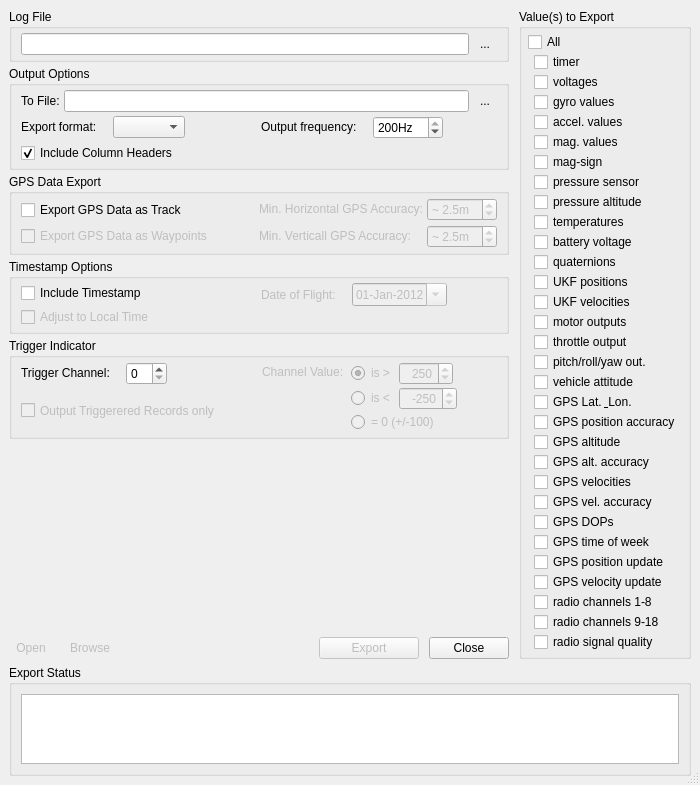
Before: the Qt Designer form src/ui/aq_LogExporter.ui in mpaperno/qgroundcontrol_aq, drawn with Qt 5.
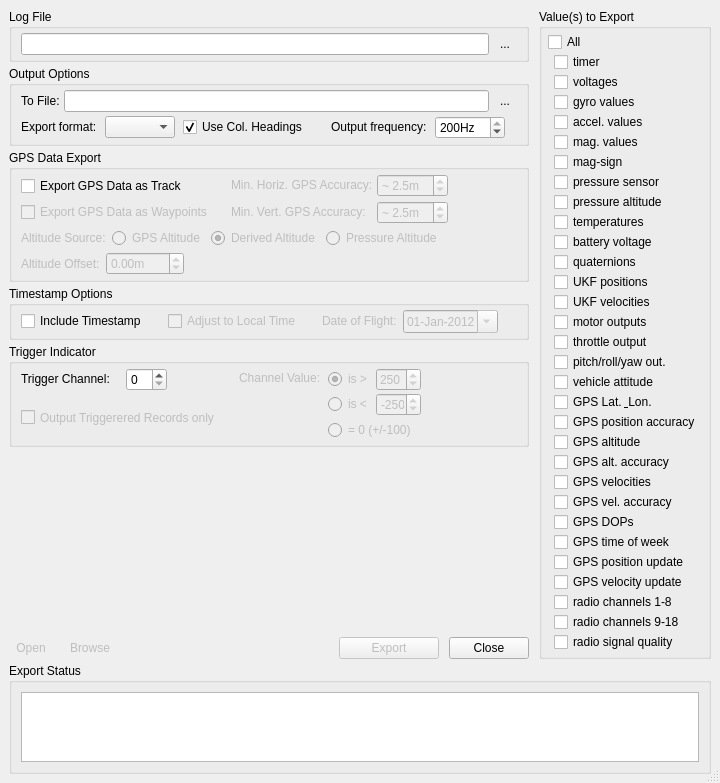
After: the same form once the commit is applied. Icons and pictures are not drawn.

Commit message: Add altitude source (-A) and offset (-O) options to logDump CLI and GUI;

```diff
--- a/src/ui/aq_LogExporter.ui
+++ b/src/ui/aq_LogExporter.ui
@@ -10,7 +10,7 @@
    <rect>
     <x>0</x>
     <y>0</y>
-    <width>700</width>
+    <width>699</width>
     <height>765</height>
    </rect>
   </property>
@@ -30,9 +30,6 @@
    <bool>false</bool>
   </property>
   <layout class="QVBoxLayout" name="verticalLayout_2">
-   <property name="spacing">
-    <number>6</number>
-   </property>
    <item>
     <layout class="QGridLayout" name="gridLayout_6">
      <property name="horizontalSpacing">
@@ -556,12 +553,6 @@
          <verstretch>0</verstretch>
         </sizepolicy>
        </property>
-       <property name="minimumSize">
-        <size>
-         <width>0</width>
-         <height>100</height>
-        </size>
-       </property>
        <property name="toolTip">
         <string>Use the &quot;What's this&quot; tool to get more information (typically this is the ? near this window's close button)</string>
        </property>
@@ -574,85 +565,20 @@
        <property name="alignment">
         <set>Qt::AlignLeading|Qt::AlignLeft|Qt::AlignTop</set>
        </property>
-       <layout class="QGridLayout" name="gridLayout_3" columnstretch="1,1">
-        <property name="leftMargin">
-         <number>9</number>
-        </property>
+       <layout class="QGridLayout" name="gridLayout_3" columnstretch="1,0,0">
         <property name="topMargin">
          <number>4</number>
         </property>
         <property name="bottomMargin">
          <number>4</number>
         </property>
-        <item row="0" column="0" colspan="2">
-         <layout class="QHBoxLayout" name="horizontalLayout_oo_2">
-          <item>
-           <widget class="QLabel" name="label_outFile">
-            <property name="sizePolicy">
-             <sizepolicy hsizetype="Minimum" vsizetype="Fixed">
-              <horstretch>0</horstretch>
-              <verstretch>0</verstretch>
-             </sizepolicy>
-            </property>
-            <property name="text">
-             <string>To File:</string>
-            </property>
-            <property name="margin">
-             <number>0</number>
-            </property>
-            <property name="buddy">
-             <cstring>lineEdit_outputFile</cstring>
-            </property>
-           </widget>
-          </item>
-          <item>
-           <widget class="QLineEdit" name="lineEdit_outputFile">
-            <property name="sizePolicy">
-             <sizepolicy hsizetype="Expanding" vsizetype="Fixed">
-              <horstretch>0</horstretch>
-              <verstretch>0</verstretch>
-             </sizepolicy>
-            </property>
-            <property name="minimumSize">
-             <size>
-              <width>0</width>
-              <height>0</height>
-             </size>
-            </property>
-            <property name="toolTip">
-             <string>Path and file for export output</string>
-            </property>
-            <property name="maxLength">
-             <number>2048</number>
-            </property>
-            <property name="alignment">
-             <set>Qt::AlignRight|Qt::AlignTrailing|Qt::AlignVCenter</set>
-            </property>
-           </widget>
-          </item>
-          <item>
-           <widget class="QToolButton" name="toolButton_selectOutputFile">
-            <property name="toolTip">
-             <string>Select output file</string>
-            </property>
-            <property name="text">
-             <string>...</string>
-            </property>
-            <property name="icon">
-             <iconset resource="../../qgroundcontrol.qrc">
-              <normaloff>:/files/images/actions/folder-horizontal-open.png</normaloff>:/files/images/actions/folder-horizontal-open.png</iconset>
-            </property>
-            <property name="autoRaise">
-             <bool>true</bool>
-            </property>
-           </widget>
-          </item>
-         </layout>
-        </item>
+        <property name="horizontalSpacing">
+         <number>12</number>
+        </property>
         <item row="1" column="0">
-         <layout class="QHBoxLayout" name="horizontalLayout_oo" stretch="0,1,0">
+         <layout class="QHBoxLayout" name="horizontalLayout_oo" stretch="0,1,0,0,0,0,0">
           <property name="spacing">
-           <number>16</number>
+           <number>8</number>
           </property>
           <item>
            <widget class="QLabel" name="label_exportFormat">
@@ -696,25 +622,34 @@
            </widget>
           </item>
           <item>
-           <spacer name="horizontalSpacer_oo">
+           <widget class="QCheckBox" name="checkBox_colHeaders">
+            <property name="toolTip">
+             <string>If selected, the first row of the export will list the exported values. Only valid for txt, csv, and tab export formats.</string>
+            </property>
+            <property name="text">
+             <string>Use Col. Headings</string>
+            </property>
+            <property name="checked">
+             <bool>true</bool>
+            </property>
+           </widget>
+          </item>
+          <item>
+           <spacer name="horizontalSpacer_5">
             <property name="orientation">
              <enum>Qt::Horizontal</enum>
             </property>
+            <property name="sizeType">
+             <enum>QSizePolicy::Fixed</enum>
+            </property>
             <property name="sizeHint" stdset="0">
              <size>
-              <width>40</width>
+              <width>15</width>
               <height>20</height>
              </size>
             </property>
            </spacer>
           </item>
-         </layout>
-        </item>
-        <item row="1" column="1">
-         <layout class="QHBoxLayout" name="horizontalLayout_oo_3">
-          <property name="spacing">
-           <number>16</number>
-          </property>
           <item>
            <widget class="QLabel" name="label_outputFreq">
             <property name="sizePolicy">
@@ -766,6 +701,91 @@
            </widget>
           </item>
           <item>
+           <spacer name="horizontalSpacer_3">
+            <property name="orientation">
+             <enum>Qt::Horizontal</enum>
+            </property>
+            <property name="sizeHint" stdset="0">
+             <size>
+              <width>40</width>
+              <height>20</height>
+             </size>
+            </property>
+           </spacer>
+          </item>
+         </layout>
+        </item>
+        <item row="0" column="0" colspan="3">
+         <layout class="QHBoxLayout" name="horizontalLayout_oo_2">
+          <item>
+           <widget class="QLabel" name="label_outFile">
+            <property name="sizePolicy">
+             <sizepolicy hsizetype="Minimum" vsizetype="Fixed">
+              <horstretch>0</horstretch>
+              <verstretch>0</verstretch>
+             </sizepolicy>
+            </property>
+            <property name="text">
+             <string>To File:</string>
+            </property>
+            <property name="margin">
+             <number>0</number>
+            </property>
+            <property name="buddy">
+             <cstring>lineEdit_outputFile</cstring>
+            </property>
+           </widget>
+          </item>
+          <item>
+           <widget class="QLineEdit" name="lineEdit_outputFile">
+            <property name="sizePolicy">
+             <sizepolicy hsizetype="Expanding" vsizetype="Fixed">
+              <horstretch>0</horstretch>
+              <verstretch>0</verstretch>
+             </sizepolicy>
+            </property>
+            <property name="minimumSize">
+             <size>
+              <width>0</width>
+              <height>0</height>
+             </size>
+            </property>
+            <property name="toolTip">
+             <string>Path and file for export output</string>
+            </property>
+            <property name="maxLength">
+             <number>2048</number>
+            </property>
+            <property name="alignment">
+             <set>Qt::AlignRight|Qt::AlignTrailing|Qt::AlignVCenter</set>
+            </property>
+           </widget>
+          </item>
+          <item>
+           <widget class="QToolButton" name="toolButton_selectOutputFile">
+            <property name="toolTip">
+             <string>Select output file</string>
+            </property>
+            <property name="text">
+             <string>...</string>
+            </property>
+            <property name="icon">
+             <iconset resource="../../qgroundcontrol.qrc">
+              <normaloff>:/files/images/actions/folder-horizontal-open.png</normaloff>:/files/images/actions/folder-horizontal-open.png</iconset>
+            </property>
+            <property name="autoRaise">
+             <bool>true</bool>
+            </property>
+           </widget>
+          </item>
+         </layout>
+        </item>
+        <item row="1" column="1" colspan="2">
+         <layout class="QHBoxLayout" name="horizontalLayout_oo_3">
+          <property name="spacing">
+           <number>16</number>
+          </property>
+          <item>
            <spacer name="horizontalSpacer_oo_2">
             <property name="orientation">
              <enum>Qt::Horizontal</enum>
@@ -780,19 +800,6 @@
           </item>
          </layout>
         </item>
-        <item row="2" column="0">
-         <widget class="QCheckBox" name="checkBox_colHeaders">
-          <property name="toolTip">
-           <string>If selected, the first row of the export will list the exported values. Only valid for txt, csv, and tab export formats.</string>
-          </property>
-          <property name="text">
-           <string>Include Column Headers</string>
-          </property>
-          <property name="checked">
-           <bool>true</bool>
-          </property>
-         </widget>
-        </item>
        </layout>
       </widget>
      </item>
@@ -816,13 +823,19 @@
        <property name="alignment">
         <set>Qt::AlignLeading|Qt::AlignLeft|Qt::AlignTop</set>
        </property>
-       <layout class="QGridLayout" name="gridLayout" columnstretch="1,1">
+       <layout class="QGridLayout" name="gridLayout">
         <property name="topMargin">
          <number>4</number>
         </property>
         <property name="bottomMargin">
          <number>4</number>
         </property>
+        <property name="horizontalSpacing">
+         <number>18</number>
+        </property>
+        <property name="verticalSpacing">
+         <number>4</number>
+        </property>
         <item row="0" column="0">
          <layout class="QVBoxLayout" name="verticalLayout_gt">
           <item>
@@ -919,7 +932,7 @@
              </sizepolicy>
             </property>
             <property name="text">
-             <string>Min. Horizontal GPS Accuracy:</string>
+             <string>Min. Horiz. GPS Accuracy:</string>
             </property>
             <property name="alignment">
              <set>Qt::AlignLeading|Qt::AlignLeft|Qt::AlignVCenter</set>
@@ -984,7 +997,7 @@
              </sizepolicy>
             </property>
             <property name="text">
-             <string>Min. Verticall GPS Accuracy:</string>
+             <string>Min. Vert. GPS Accuracy:</string>
             </property>
             <property name="alignment">
              <set>Qt::AlignLeading|Qt::AlignLeft|Qt::AlignVCenter</set>
@@ -1009,6 +1022,146 @@
           </item>
          </layout>
         </item>
+        <item row="1" column="0" colspan="2">
+         <layout class="QHBoxLayout" name="horizontalLayout_3">
+          <property name="spacing">
+           <number>6</number>
+          </property>
+          <item>
+           <widget class="QLabel" name="label_altSource">
+            <property name="enabled">
+             <bool>false</bool>
+            </property>
+            <property name="text">
+             <string>Altitude Source:</string>
+            </property>
+           </widget>
+          </item>
+          <item>
+           <widget class="QRadioButton" name="radioButton_altType_opt01">
+            <property name="enabled">
+             <bool>false</bool>
+            </property>
+            <property name="toolTip">
+             <string>Use reported GPS altitude in the export (GPS_HEIGHT)</string>
+            </property>
+            <property name="text">
+             <string>GPS Altitude</string>
+            </property>
+            <property name="checked">
+             <bool>false</bool>
+            </property>
+            <attribute name="buttonGroup">
+             <string notr="true">buttonGroup_altOptions</string>
+            </attribute>
+           </widget>
+          </item>
+          <item>
+           <widget class="QRadioButton" name="radioButton_altType_opt02">
+            <property name="enabled">
+             <bool>false</bool>
+            </property>
+            <property name="toolTip">
+             <string>Use derived altitude in the export (UKF_POSD)</string>
+            </property>
+            <property name="text">
+             <string>Derived Altitude</string>
+            </property>
+            <property name="checked">
+             <bool>true</bool>
+            </property>
+            <attribute name="buttonGroup">
+             <string notr="true">buttonGroup_altOptions</string>
+            </attribute>
+           </widget>
+          </item>
+          <item>
+           <widget class="QRadioButton" name="radioButton_altType_opt03">
+            <property name="enabled">
+             <bool>false</bool>
+            </property>
+            <property name="toolTip">
+             <string>Use raw pressure sensor altitutde (UKF_PRES_ALT). You will need to specify an offset when using this.</string>
+            </property>
+            <property name="text">
+             <string>Pressure Altitude</string>
+            </property>
+            <attribute name="buttonGroup">
+             <string notr="true">buttonGroup_altOptions</string>
+            </attribute>
+           </widget>
+          </item>
+          <item>
+           <spacer name="horizontalSpacer">
+            <property name="orientation">
+             <enum>Qt::Horizontal</enum>
+            </property>
+            <property name="sizeHint" stdset="0">
+             <size>
+              <width>234</width>
+              <height>20</height>
+             </size>
+            </property>
+           </spacer>
+          </item>
+         </layout>
+        </item>
+        <item row="2" column="0" colspan="2">
+         <layout class="QHBoxLayout" name="horizontalLayout_4">
+          <item>
+           <layout class="QHBoxLayout" name="horizontalLayout_2">
+            <property name="spacing">
+             <number>6</number>
+            </property>
+            <item>
+             <widget class="QLabel" name="label_altOffset">
+              <property name="enabled">
+               <bool>false</bool>
+              </property>
+              <property name="text">
+               <string>Altitude Offset:</string>
+              </property>
+             </widget>
+            </item>
+            <item>
+             <widget class="QDoubleSpinBox" name="doubleSpinBox_altOffset">
+              <property name="enabled">
+               <bool>false</bool>
+              </property>
+              <property name="toolTip">
+               <string>Adjust final altitude by this many meters. Useful if your tracks are showing up below ground level in GE or you need to adjust for pressure sensor altitude.</string>
+              </property>
+              <property name="suffix">
+               <string>m</string>
+              </property>
+              <property name="minimum">
+               <double>-999.990000000000009</double>
+              </property>
+              <property name="maximum">
+               <double>999.990000000000009</double>
+              </property>
+              <property name="value">
+               <double>0.000000000000000</double>
+              </property>
+             </widget>
+            </item>
+           </layout>
+          </item>
+          <item>
+           <spacer name="horizontalSpacer_2">
+            <property name="orientation">
+             <enum>Qt::Horizontal</enum>
+            </property>
+            <property name="sizeHint" stdset="0">
+             <size>
+              <width>298</width>
+              <height>20</height>
+             </size>
+            </property>
+           </spacer>
+          </item>
+         </layout>
+        </item>
        </layout>
       </widget>
      </item>
@@ -1040,8 +1193,11 @@
          <number>4</number>
         </property>
         <item row="0" column="0">
-         <layout class="QVBoxLayout" name="verticalLayout_ts">
-          <item>
+         <layout class="QHBoxLayout" name="horizontalLayout_6">
+          <property name="spacing">
+           <number>6</number>
+          </property>
+          <item alignment="Qt::AlignLeft">
            <widget class="QCheckBox" name="checkBox_timestamp">
             <property name="sizePolicy">
              <sizepolicy hsizetype="Minimum" vsizetype="Fixed">
@@ -1057,6 +1213,22 @@
             </property>
            </widget>
           </item>
+          <item>
+           <spacer name="horizontalSpacer_9">
+            <property name="orientation">
+             <enum>Qt::Horizontal</enum>
+            </property>
+            <property name="sizeType">
+             <enum>QSizePolicy::Fixed</enum>
+            </property>
+            <property name="sizeHint" stdset="0">
+             <size>
+              <width>15</width>
+              <height>20</height>
+             </size>
+            </property>
+           </spacer>
+          </item>
           <item>
            <widget class="QCheckBox" name="checkBox_localtime">
             <property name="enabled">
@@ -1079,16 +1251,22 @@
             </property>
            </widget>
           </item>
-         </layout>
-        </item>
-        <item row="0" column="1">
-         <layout class="QHBoxLayout" name="horizontalLayout_ts" stretch="0,0,0">
-          <property name="spacing">
-           <number>16</number>
-          </property>
-          <property name="bottomMargin">
-           <number>20</number>
-          </property>
+          <item>
+           <spacer name="horizontalSpacer_8">
+            <property name="orientation">
+             <enum>Qt::Horizontal</enum>
+            </property>
+            <property name="sizeType">
+             <enum>QSizePolicy::Fixed</enum>
+            </property>
+            <property name="sizeHint" stdset="0">
+             <size>
+              <width>15</width>
+              <height>20</height>
+             </size>
+            </property>
+           </spacer>
+          </item>
           <item>
            <widget class="QLabel" name="label_dateOfFlight">
             <property name="enabled">
@@ -1132,7 +1310,7 @@
               <second>59</second>
               <year>3001</year>
               <month>1</month>
-              <day>24</day>
+              <day>25</day>
              </datetime>
             </property>
             <property name="minimumDateTime">
@@ -1166,6 +1344,26 @@
             </property>
            </widget>
           </item>
+          <item>
+           <spacer name="horizontalSpacer_4">
+            <property name="orientation">
+             <enum>Qt::Horizontal</enum>
+            </property>
+            <property name="sizeHint" stdset="0">
+             <size>
+              <width>40</width>
+              <height>20</height>
+             </size>
+            </property>
+           </spacer>
+          </item>
+         </layout>
+        </item>
+        <item row="0" column="1">
+         <layout class="QHBoxLayout" name="horizontalLayout_ts" stretch="0">
+          <property name="spacing">
+           <number>16</number>
+          </property>
           <item>
            <spacer name="horizontalSpacer_ts">
             <property name="orientation">
@@ -1207,13 +1405,15 @@
        <property name="alignment">
         <set>Qt::AlignLeading|Qt::AlignLeft|Qt::AlignTop</set>
        </property>
-       <layout class="QHBoxLayout" name="horizontalLayout">
+       <layout class="QVBoxLayout" name="verticalLayout_5">
         <property name="topMargin">
          <number>4</number>
         </property>
         <property name="bottomMargin">
          <number>4</number>
         </property>
+        <item>
+         <layout class="QHBoxLayout" name="horizontalLayout" stretch="1,2">
         <item>
          <layout class="QGridLayout" name="gridLayout_5">
           <property name="horizontalSpacing">
@@ -1292,41 +1492,15 @@
             </property>
            </widget>
           </item>
-         </layout>
-        </item>
-        <item>
-         <layout class="QHBoxLayout" name="horizontalLayout_trig_1" stretch="0,1">
-          <item>
-           <widget class="QLabel" name="label_trigChVal">
-            <property name="enabled">
-             <bool>false</bool>
-            </property>
-            <property name="sizePolicy">
-             <sizepolicy hsizetype="Minimum" vsizetype="Minimum">
-              <horstretch>0</horstretch>
-              <verstretch>0</verstretch>
-             </sizepolicy>
-            </property>
-            <property name="styleSheet">
-             <string notr="true">padding-bottom: 40px;</string>
-            </property>
-            <property name="text">
-             <string>Channel Value:</string>
-            </property>
-            <property name="alignment">
-             <set>Qt::AlignLeading|Qt::AlignLeft|Qt::AlignTop</set>
-            </property>
-           </widget>
-          </item>
-          <item>
-           <layout class="QGridLayout" name="gridLayout_trig" columnstretch="0,0,0" columnminimumwidth="0,50,0">
+            <item row="0" column="3" rowspan="2">
+             <layout class="QGridLayout" name="gridLayout_trig" columnstretch="0,0,0,0">
             <property name="horizontalSpacing">
              <number>4</number>
             </property>
             <property name="verticalSpacing">
              <number>2</number>
             </property>
-            <item row="2" column="2">
+              <item row="2" column="3">
              <spacer name="horizontalSpacer_trig_1">
               <property name="orientation">
                <enum>Qt::Horizontal</enum>
@@ -1339,7 +1513,7 @@
               </property>
              </spacer>
             </item>
-            <item row="2" column="0">
+              <item row="2" column="1">
              <widget class="QRadioButton" name="radioButton_trigVal_opt02">
               <property name="enabled">
                <bool>false</bool>
@@ -1361,7 +1535,7 @@
               </attribute>
              </widget>
             </item>
-            <item row="2" column="1">
+              <item row="2" column="2">
              <widget class="QSpinBox" name="spinBox_trigVal_lt">
               <property name="enabled">
                <bool>false</bool>
@@ -1401,7 +1575,7 @@
               </property>
              </widget>
             </item>
-            <item row="4" column="0" colspan="2">
+              <item row="4" column="1" colspan="2">
              <widget class="QRadioButton" name="radioButton_trigVal_opt03">
               <property name="enabled">
                <bool>false</bool>
@@ -1417,7 +1591,7 @@
               </attribute>
              </widget>
             </item>
-            <item row="1" column="1">
+              <item row="1" column="2">
              <widget class="QSpinBox" name="spinBox_trigVal_gt">
               <property name="enabled">
                <bool>false</bool>
@@ -1454,7 +1628,7 @@
               </property>
              </widget>
             </item>
-            <item row="1" column="0">
+              <item row="1" column="1">
              <widget class="QRadioButton" name="radioButton_trigVal_opt01">
               <property name="enabled">
                <bool>false</bool>
@@ -1473,7 +1647,44 @@
               </attribute>
              </widget>
             </item>
-           </layout>
+              <item row="1" column="0" rowspan="4" alignment="Qt::AlignTop">
+               <widget class="QLabel" name="label_trigChVal">
+                <property name="enabled">
+                 <bool>false</bool>
+                </property>
+                <property name="sizePolicy">
+                 <sizepolicy hsizetype="Fixed" vsizetype="Fixed">
+                  <horstretch>0</horstretch>
+                  <verstretch>0</verstretch>
+                 </sizepolicy>
+                </property>
+                <property name="styleSheet">
+                 <string notr="true">padding-bottom: 40px;</string>
+                </property>
+                <property name="text">
+                 <string>Channel Value:</string>
+                </property>
+                <property name="alignment">
+                 <set>Qt::AlignLeading|Qt::AlignLeft|Qt::AlignTop</set>
+                </property>
+               </widget>
+              </item>
+             </layout>
+            </item>
+           </layout>
+          </item>
+          <item>
+           <spacer name="horizontalSpacer_6">
+            <property name="orientation">
+             <enum>Qt::Horizontal</enum>
+            </property>
+            <property name="sizeHint" stdset="0">
+             <size>
+              <width>40</width>
+              <height>20</height>
+             </size>
+            </property>
+           </spacer>
           </item>
          </layout>
         </item>
```
Left out of the diff: 71 changed lines with no effect on the pictures. Lines whose indentation alone changed are shown as unchanged. The commit also changes 4 other files.
